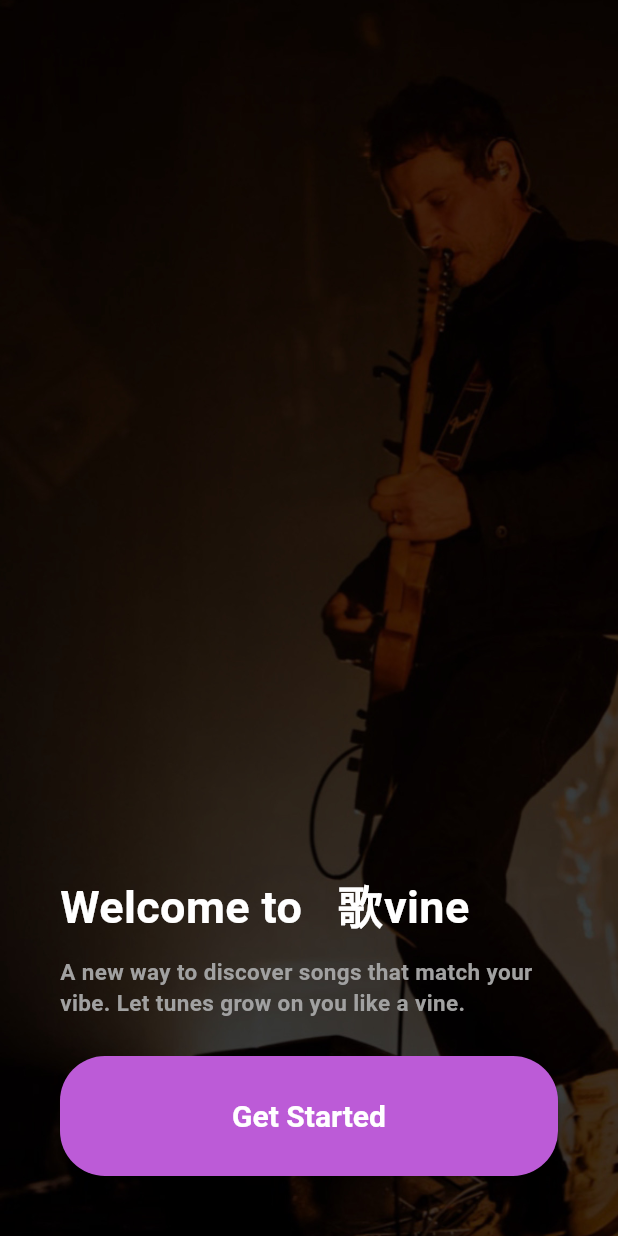
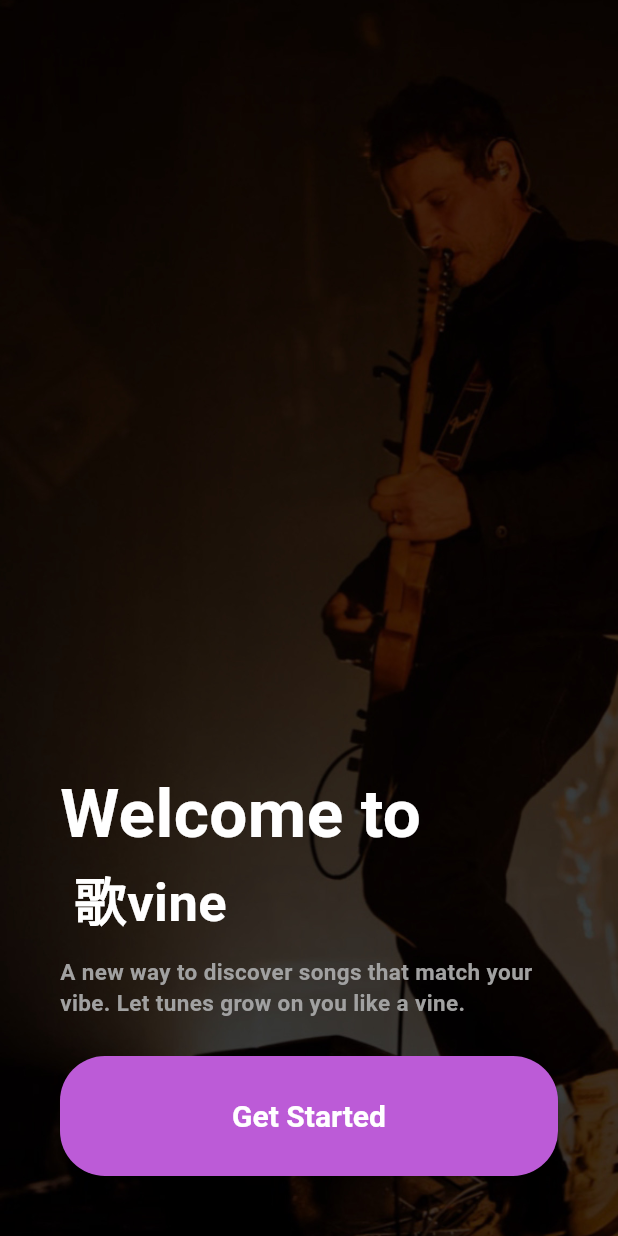
Before and after one commit to hsoyal-dot/Utavine, a Flutter app: the screen it shows after launch, on a phone screen of 412 x 824 dp. Run offline on Flutter 3.47's test engine with Material 3 defaults, Android fonts, the phone set to English and light mode, and no system bars; our stand-ins replace animated_splash_screen, flutter_bloc, hydrated_bloc.

Commit message:
minor  updates

```diff
--- /dev/null
+++ b/lib/common/helpers/is_dark_mode.dart
@@ -0,0 +1,5 @@
+import 'package:flutter/material.dart';
+
+extension IsDarkMode on BuildContext{
+  bool get isDarkMode => Theme.of(this).brightness == Brightness.dark;
+}
--- a/lib/presentation/auth/pages/user_authentication.dart
+++ b/lib/presentation/auth/pages/user_authentication.dart
@@ -1,5 +1,6 @@
 import 'package:flutter/material.dart';
-import 'package:utavine/common/basic_app_button.dart';
+import 'package:utavine/common/widgets/appbar/custom_app_bar.dart';
+import 'package:utavine/common/widgets/button/basic_app_button.dart';
 import 'package:utavine/core/configs/assets/app_images.dart';
 import 'package:utavine/core/configs/theme/app_colors.dart';
 
@@ -11,6 +12,7 @@ class UserAuthentication extends StatelessWidget {
     return Scaffold(
       body: Stack(
         children: [
+          const CustomAppBar(),
           Padding(
             padding: const EdgeInsets.all(35.0),
             child: Align(
--- a/lib/presentation/choose_mode/pages/choose_mode_page.dart
+++ b/lib/presentation/choose_mode/pages/choose_mode_page.dart
@@ -5,7 +5,7 @@ import 'package:flutter_bloc/flutter_bloc.dart';
 import 'package:utavine/presentation/auth/pages/user_authentication.dart';
 import 'package:utavine/presentation/choose_mode/bloc/theme_cubit.dart';
 
-import '../../../common/basic_app_button.dart';
+import '../../../common/widgets/button/basic_app_button.dart';
 import '../../../core/configs/assets/app_images.dart';
 import '../../../core/configs/theme/app_colors.dart';
 
--- a/lib/presentation/start/pages/get_started.dart
+++ b/lib/presentation/start/pages/get_started.dart
@@ -1,7 +1,7 @@
 import 'dart:async';
 
 import 'package:flutter/material.dart';
-import 'package:utavine/common/basic_app_button.dart';
+import 'package:utavine/common/widgets/button/basic_app_button.dart';
 import 'package:utavine/core/configs/assets/app_images.dart';
 import 'package:utavine/core/configs/theme/app_colors.dart';
 import 'package:utavine/presentation/choose_mode/pages/choose_mode_page.dart';
@@ -14,7 +14,7 @@ class GetStarted extends StatefulWidget {
 }
 
 class _GetStartedState extends State<GetStarted> {
-  String _utaText = 'Uta';
+  String _utaText = 'Utavine';
   Timer? _timer;
 
   @override
@@ -22,7 +22,7 @@ class _GetStartedState extends State<GetStarted> {
     super.initState();
     _timer = Timer.periodic(Duration(seconds: 2), (timer) {
       setState(() {
-        _utaText = _utaText == 'Uta' ? '  歌' : 'Uta';
+        _utaText = _utaText == 'Utavine' ? '歌vine' : 'Utavine';
       });
     });
   }
@@ -47,22 +47,21 @@ class _GetStartedState extends State<GetStarted> {
               ),
             ),
             child: Column(
+              crossAxisAlignment: CrossAxisAlignment.start,
               children: [
-                // Align(
-                //   alignment: Alignment.topCenter,
-                //   child: Image.asset(AppImages.logo, width: 200, height: 200),
-                // ),
                 const Spacer(),
-                Row(
+                Column(
                   children: [
                     const Text(
                       'Welcome to ',
                       style: TextStyle(
-                        fontSize: 30,
+                        fontSize: 45,
                         fontWeight: FontWeight.bold,
                         color: AppColors.white,
                       ),
                       textAlign: TextAlign.left,
+                    ),
+                  ],
                 ),
                 AnimatedSwitcher(
                   duration: const Duration(milliseconds: 600),
@@ -70,37 +69,41 @@ class _GetStartedState extends State<GetStarted> {
                     Widget child,
                     Animation<double> animation,
                   ) {
-                        return SlideTransition(
-                          position: Tween<Offset>(
-                            begin: const Offset(0.0, 1.0),
+                    final inAnimation = Tween<Offset>(
+                      begin: const Offset(1.0, 0.0),
+                      end: Offset.zero,
+                    ).animate(animation);
+
+                    final outAnimation = Tween<Offset>(
+                      begin: Offset.zero,
                       end: const Offset(0.0, 0.0),
-                          ).animate(animation),
-                          child: ScaleTransition(
-                            scale: animation,
+                    ).animate(animation);
+
+                    return AnimatedBuilder(
+                      animation: animation,
+                      builder: (context, childWidget) {
+                        final isIncoming = child.key == ValueKey(_utaText);
+                        return FadeTransition(
+                          opacity: animation,
+                          child: SlideTransition(
+                            position: isIncoming ? inAnimation : outAnimation,
+                            child: childWidget,
+                          ),
+                        );
+                      },
                       child: child,
-                          ),
                     );
                   },
                   child: Text(
                     _utaText,
                     key: ValueKey(_utaText),
                     style: const TextStyle(
-                          fontSize: 30,
-                          fontWeight: FontWeight.bold,
-                          color: AppColors.white,
-                        ),
-                      ),
-                    ),
-                    Text(
-                      'vine',
-                      style: const TextStyle(
-                        fontSize: 30,
+                      fontSize: 35,
                       fontWeight: FontWeight.bold,
                       color: AppColors.white,
                     ),
                     textAlign: TextAlign.left,
                   ),
-                  ],
                 ),
                 const SizedBox(height: 10),
                 const Text(
```
Also changed, not shown: lib/common/widgets/appbar/custom_app_bar.dart (added, +25 -0 lines), lib/common/widgets/button/basic_app_button.dart (renamed from lib/common/basic_app_button.dart). Lines whose indentation alone changed are shown as unchanged.
